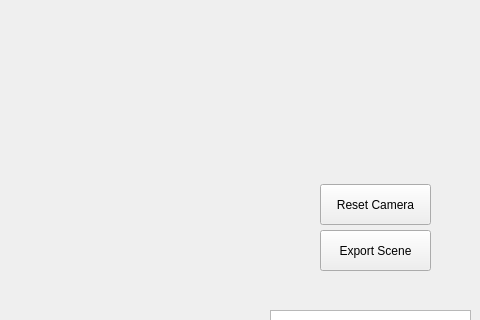
First picture: the form in window.ui, repository DrJPepper/primitives-visualizer, before the edit; both pictures show x 720 to 1200 and y 110 to 430 of the 1200 by 800 pixel window.
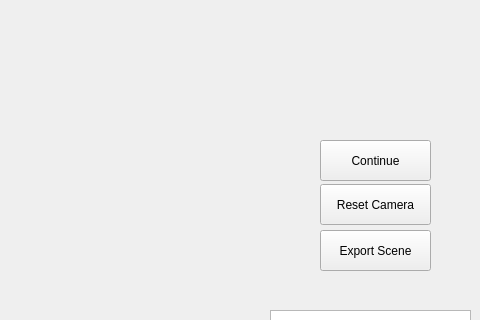
Second picture: the form after the edit.

Commit message: Partway through updating for multi step

```diff
--- a/window.ui
+++ b/window.ui
@@ -60,6 +60,19 @@
      <string>Export Scene</string>
     </property>
    </widget>
+   <widget class="QPushButton" name="continueButton">
+    <property name="geometry">
+     <rect>
+      <x>1040</x>
+      <y>250</y>
+      <width>111</width>
+      <height>41</height>
+     </rect>
+    </property>
+    <property name="text">
+     <string>Continue</string>
+    </property>
+   </widget>
   </widget>
  </widget>
  <resources/>
```
The commit also changes 1 other file.
